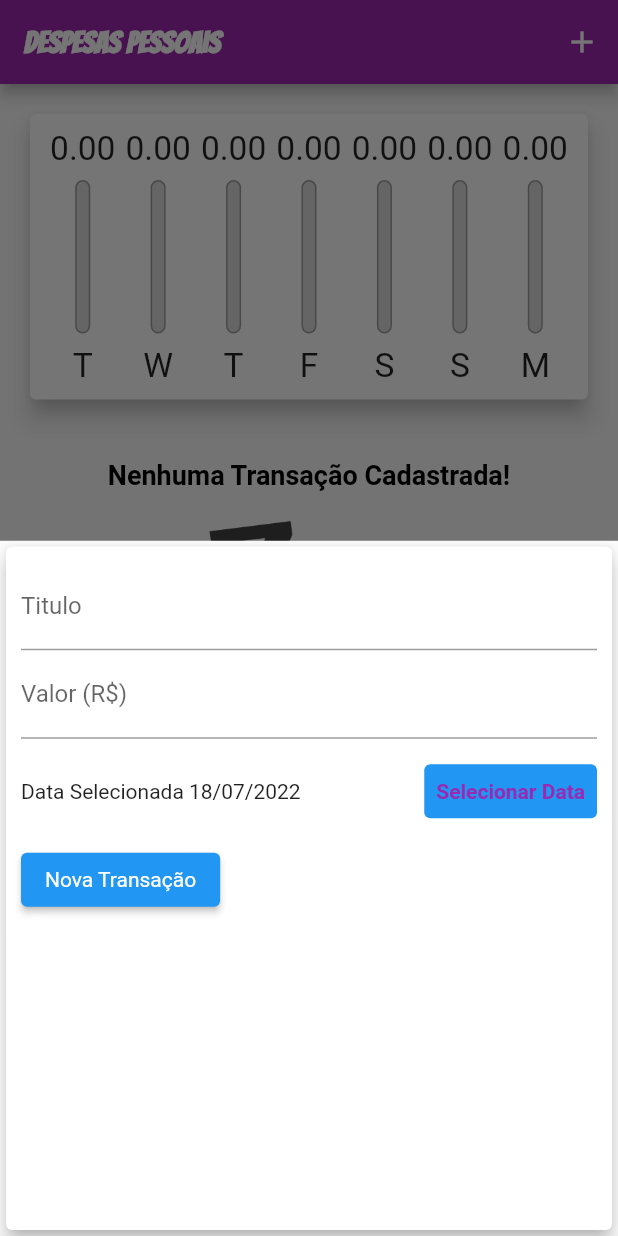
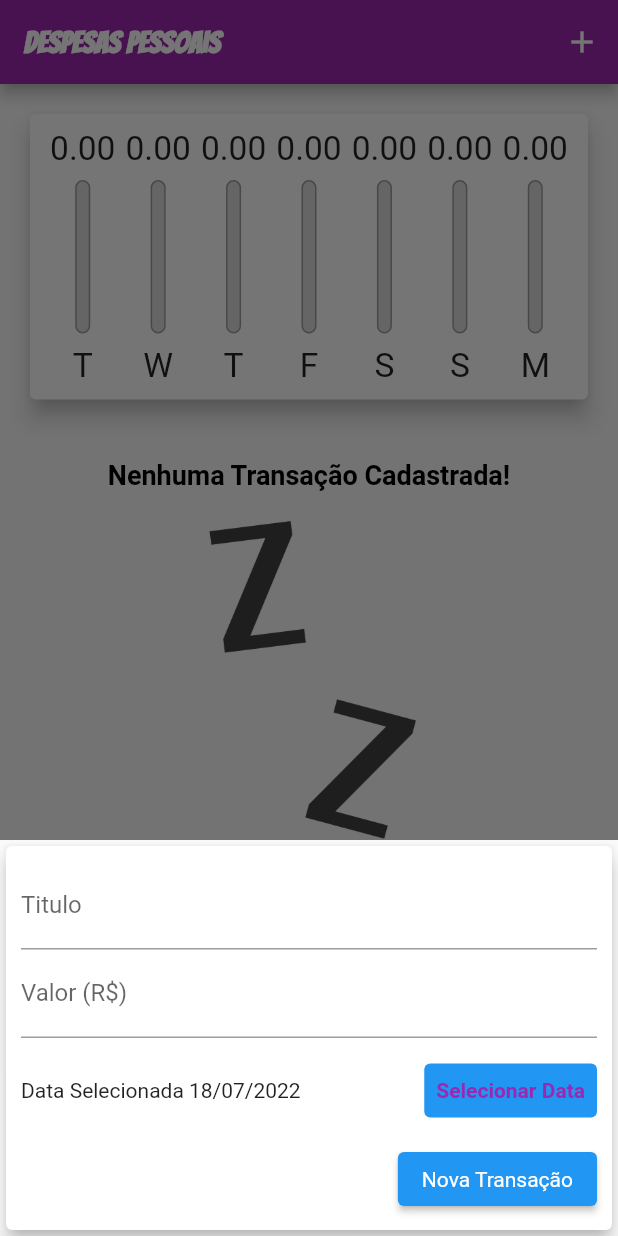
Before and after one commit to LuizRoberto18/ExpensesApp, a Flutter app: the screen it shows after launch, after a tap on the "add" icon, on a phone screen of 412 x 824 dp. Run offline on Flutter 3.47's test engine with Material 2 defaults, Android fonts, the phone set to English and light mode, and no system bars; Roboto replaces fonts that are missing (EduQLDBeginner).

Commit message:
adicionando componentes Elevatedbutton, TextFormField e DatePicker  que se adaptam para IOS e Android

```diff
--- /dev/null
+++ b/lib/components/adaptative/adaptative_button.dart
@@ -0,0 +1,34 @@
+import 'dart:io';
+import 'package:flutter/cupertino.dart';
+import 'package:flutter/material.dart';
+
+class AdaptativeButton extends StatelessWidget {
+  final String label;
+  final Function onPressed;
+
+  AdaptativeButton({
+    Key? key,
+    required this.label,
+    required this.onPressed,
+  }) : super(key: key);
+
+  @override
+  Widget build(BuildContext context) {
+    return Platform.isIOS
+        ? CupertinoButton(
+            onPressed: () => onPressed,
+            padding: EdgeInsets.symmetric(horizontal: 20),
+            color: Theme.of(context).copyWith().primaryColor,
+            child: Text(label),
+          )
+        : ElevatedButton(
+            onPressed: () => onPressed,
+            style: ElevatedButton.styleFrom(
+              primary: Theme.of(context).copyWith().primaryColor,
+              textStyle:
+                  TextStyle(color: Theme.of(context).textTheme.button!.color),
+            ),
+            child: Text(label),
+          );
+  }
+}
--- /dev/null
+++ b/lib/components/adaptative/adaptative_date_picker.dart
@@ -0,0 +1,70 @@
+import 'package:flutter/material.dart';
+import 'package:flutter/cupertino.dart';
+import 'package:intl/intl.dart';
+
+import 'Dart:io';
+
+class AdaptativeDatePicker extends StatelessWidget {
+  final DateTime selectedDate;
+  final Function(DateTime) onDateChanged;
+  AdaptativeDatePicker({
+    Key? key,
+    required this.selectedDate,
+    required this.onDateChanged,
+  }) : super(key: key);
+
+  //criando modal para calendario, podendo setar a data inicial quando abre o calendario, o ano de inicio(anos atras) e ate o "ano futuro"
+  _showDatePicker(BuildContext context) {
+    showDatePicker(
+      context: context,
+      initialDate: DateTime.now(),
+      firstDate: DateTime(2019),
+      lastDate: DateTime.now(),
+    ).then((pickedDate) {
+      if (pickedDate == null) {
+        return;
+      }
+      onDateChanged(pickedDate);
+    });
+  }
+
+  @override
+  Widget build(BuildContext context) {
+    return Platform.isIOS
+        ? Container(
+            height: 180,
+            child: CupertinoDatePicker(
+              mode: CupertinoDatePickerMode.date,
+              initialDateTime: DateTime.now(),
+              minimumDate: DateTime(2019),
+              maximumDate: DateTime.now(),
+              onDateTimeChanged: onDateChanged,
+            ),
+          )
+        : Container(
+            height: 70,
+            child: Row(
+              children: [
+                Expanded(
+                  child: Text(
+                    selectedDate == null
+                        ? "Nenhuma data selecionada!"
+                        : "Data Selecionada ${DateFormat('dd/MM/y').format(selectedDate)}",
+                  ),
+                ),
+                TextButton(
+                  style: ElevatedButton.styleFrom(
+                      primary: Theme.of(context).copyWith().primaryColor),
+                  onPressed: () => _showDatePicker(context),
+                  child: Text(
+                    "Selecionar Data",
+                    style: TextStyle(
+                      fontWeight: FontWeight.bold,
+                    ),
+                  ),
+                ),
+              ],
+            ),
+          );
+  }
+}
--- /dev/null
+++ b/lib/components/adaptative/adaptative_text_field.dart
@@ -0,0 +1,41 @@
+import 'package:flutter/cupertino.dart';
+import 'package:flutter/material.dart';
+import 'Dart:io';
+
+class AdaptativeTextField extends StatelessWidget {
+  final TextEditingController controller;
+  final TextInputType keyboardType;
+  final Function(String) onSubmitted;
+  final String label;
+
+  AdaptativeTextField({
+    Key? key,
+    required this.controller,
+    required this.onSubmitted,
+    required this.label,
+    this.keyboardType = TextInputType.text,
+  }) : super(key: key);
+
+  @override
+  Widget build(BuildContext context) {
+    return Platform.isIOS
+        ? Padding(
+            padding: const EdgeInsets.only(bottom: 10),
+            child: CupertinoTextField(
+              controller: controller,
+              keyboardType: keyboardType,
+              onSubmitted: onSubmitted,
+              placeholder: label,
+              padding: EdgeInsets.symmetric(horizontal: 6, vertical: 12),
+            ),
+          )
+        : TextField(
+            controller: controller,
+            keyboardType: keyboardType,
+            onSubmitted: onSubmitted,
+            decoration: InputDecoration(
+              labelText: label,
+            ),
+          );
+  }
+}
--- a/lib/components/transaction_form.dart
+++ b/lib/components/transaction_form.dart
@@ -1,5 +1,7 @@
 import 'package:flutter/material.dart';
-import 'package:intl/intl.dart';
+import 'adaptative/adaptative_button.dart';
+import 'adaptative/adaptative_text_field.dart';
+import 'adaptative/adaptative_date_picker.dart';
 
 class TransactionForm extends StatefulWidget {
   final void Function(String, double, DateTime) onSubmit;
@@ -27,86 +29,48 @@ class _TransactionFormState extends State<TransactionForm> {
     widget.onSubmit(title, value, _selectedDate);
   }
 
-  //criando modal para calendario, podendo setar a data inicial quando abre o calendario, o ano de inicio(anos atras) e ate o "ano futuro"
-  _showDatePicker() {
-    showDatePicker(
-      context: context,
-      initialDate: DateTime.now(),
-      firstDate: DateTime(2019),
-      lastDate: DateTime.now(),
-    ).then((pickedDate) {
-      if (pickedDate == null) {
-        return;
-      }
-
-      setState(() {
-        _selectedDate = pickedDate;
-      });
-    });
-  }
-
   @override
   Widget build(BuildContext context) {
-    return Card(
+    return SingleChildScrollView(
+      child: Card(
         elevation: 5,
         child: Padding(
-        padding: const EdgeInsets.all(10),
+          padding: EdgeInsets.only(
+            top: 10,
+            left: 10,
+            right: 10,
+            bottom: 10 + MediaQuery.of(context).viewInsets.bottom,
+          ),
           child: Column(children: [
-          TextField(
+            AdaptativeTextField(
               controller: _titleController,
               onSubmitted: (_) => _submitForm(),
-            decoration: InputDecoration(
-              labelText: "Titulo",
+              label: "Titulo",
             ),
-          ),
-          TextField(
+            AdaptativeTextField(
+              label: "Valor (R\$)",
               controller: _valueController,
               keyboardType: TextInputType.numberWithOptions(decimal: true),
               onSubmitted: (_) => _submitForm(),
-            decoration: InputDecoration(
-              labelText: "Valor (R\$)",
             ),
-          ),
-          Container(
-            height: 70,
-            child: Row(
-              children: [
-                Expanded(
-                  child: Text(
-                    _selectedDate == null
-                        ? "Nenhuma data selecionada!"
-                        : "Data Selecionada ${DateFormat('dd/MM/y').format(_selectedDate)}",
-                  ),
-                ),
-                TextButton(
-                  style: ElevatedButton.styleFrom(
-                      primary: Theme.of(context).copyWith().primaryColor),
-                  onPressed: _showDatePicker,
-                  child: Text(
-                    "Selecionar Data",
-                    style: TextStyle(
-                      fontWeight: FontWeight.bold,
-                    ),
-                  ),
-                ),
-              ],
-            ),
+            AdaptativeDatePicker(
+              selectedDate: _selectedDate,
+              onDateChanged: (newDate) {
+                setState(() {
+                  _selectedDate = newDate;
+                });
+              },
             ),
             Row(
+              mainAxisAlignment: MainAxisAlignment.end,
               children: [
-              ElevatedButton(
-                onPressed: _submitForm,
-                style: ElevatedButton.styleFrom(
-                  primary: Theme.of(context).copyWith().primaryColor,
-                  textStyle: TextStyle(
-                      color: Theme.of(context).textTheme.button!.color),
-                ),
-                child: Text("Nova Transação"),
-              ),
+                AdaptativeButton(
+                    label: "Nova Transação", onPressed: _submitForm),
               ],
             ),
           ]),
         ),
+      ),
     );
   }
 }
--- a/lib/components/transaction_list.dart
+++ b/lib/components/transaction_list.dart
@@ -56,11 +56,22 @@ class TransactionList extends StatelessWidget {
                   subtitle: Text(
                     DateFormat('d MMM y').format(tr.date),
                   ),
-                  trailing: IconButton(
-                    onPressed: () => onRemove(tr.id),
-                    color: Theme.of(context).errorColor,
-                    icon: Icon(Icons.delete),
-                  ),
+                  trailing: MediaQuery.of(context).size.width > 480
+                      ? ElevatedButton.icon(
+                          onPressed: () => onRemove(tr.id),
+                          icon: Icon(Icons.delete),
+                          label: Text("Excluir"),
+                          style: ElevatedButton.styleFrom(
+                            textStyle: TextStyle(
+                              color: Theme.of(context).errorColor,
+                            ),
+                          ),
+                        )
+                      : IconButton(
+                          onPressed: () => onRemove(tr.id),
+                          color: Theme.of(context).errorColor,
+                          icon: Icon(Icons.delete),
+                        ),
                 ),
               );
             },
--- a/lib/main.dart
+++ b/lib/main.dart
@@ -1,8 +1,12 @@
+import 'dart:math';
+import 'dart:io';
+
+import 'package:flutter/cupertino.dart';
 import 'package:flutter/material.dart';
-import 'dart:math';
+
+import './components/chart.dart';
 import './components/transaction_form.dart';
 import './components/transaction_list.dart';
-import 'package:expenses/components/chart.dart';
 import 'models/transaction.dart';
 
 main() => runApp(ExpensesApp());
@@ -93,48 +97,62 @@ class _MyHomePageState extends State<MyHomePage> {
     });
   }
 
+  Widget _getIconButton(IconData icon, Function() fm) {
+    return Platform.isIOS
+        ? GestureDetector(onTap: fm, child: Icon(icon))
+        : IconButton(onPressed: fm, icon: Icon(icon));
+  }
+
   @override
   Widget build(BuildContext context) {
-    bool isLandscape =
-        MediaQuery.of(context).orientation == Orientation.landscape;
-    //separando a appBar da Scaffold para saber seu tamanho real
-    final appBar = AppBar(
-      title: Text("Despesas Pessoais"),
-      actions: [
+    final mediaQuery = MediaQuery.of(context);
+    bool isLandscape = mediaQuery.orientation == Orientation.landscape;
+
+    final iconList = Platform.isIOS ? CupertinoIcons.list_bullet : Icons.list;
+    final iconChart = Platform.isIOS
+        ? CupertinoIcons.chart_bar_alt_fill
+        : Icons.add_chart_outlined;
+
+    final actions = <Widget>[
       if (isLandscape)
-          IconButton(
-            onPressed: () {
+        _getIconButton(
+          _showChart ? iconList : iconChart,
+          () {
             setState(() {
               _showChart = !_showChart;
             });
           },
-            icon: Icon(_showChart ? Icons.list : Icons.add_chart_outlined),
         ),
-        IconButton(
-          onPressed: () => _openTransactionFormModal(context),
-          icon: Icon(Icons.add),
+      _getIconButton(
+        Platform.isIOS ? CupertinoIcons.add : Icons.add,
+        () => _openTransactionFormModal(context),
       ),
-      ],
+    ];
+
+    //separando a appBar da Scaffold para saber seu tamanho real
+    final appBar = AppBar(
+      title: Text("Despesas Pessoais"),
+      actions: actions,
     );
     /*MediaQuery vai guardar o tamanho da tela, pegando o tamanho da tela visivel - o tamnho da appBar -
     o padding padrão vai chegar a 100% da tela e será possivel efetivar a responsividade das telas
     */
-    final avaliableHeight = MediaQuery.of(context).size.height -
+    final avaliableHeight = mediaQuery.size.height -
         appBar.preferredSize.height -
-        MediaQuery.of(context).padding.top;
-
-    return Scaffold(
-      appBar: appBar,
-      body: SingleChildScrollView(
+        mediaQuery.padding.top;
+    final bodyPage = SafeArea(
+      child: SingleChildScrollView(
         child: Column(
           crossAxisAlignment: CrossAxisAlignment.stretch,
           children: [
-            /*if (isLandscape)
+            /* if (isLandscape)
                 Row(
                   mainAxisAlignment: MainAxisAlignment.center,
                   children: [
                     Text("Exibir Gráfico"),
-                  Switch(
+                    Switch.adaptive(
+                      activeColor:
+                          Theme.of(context).copyWith().colorScheme.secondary,
                       value: _showChart,
                       onChanged: (value) {
                         setState(() {
@@ -146,22 +164,41 @@ class _MyHomePageState extends State<MyHomePage> {
                 ),*/
             if (_showChart || !isLandscape)
               Container(
-                height: avaliableHeight * (isLandscape ? 0.7 : 0.30),
+                height: avaliableHeight * (isLandscape ? 0.8 : 0.30),
                 child: Chart(_recentTransactions),
               ),
             if (!_showChart || !isLandscape)
               Container(
-                height: avaliableHeight * 0.70,
+                height: avaliableHeight * (isLandscape ? 1 : 0.7),
                 child: TransactionList(_transactions, _deleteTransaction),
               ),
           ],
         ),
       ),
-      floatingActionButton: FloatingActionButton(
+    );
+
+    return Platform.isIOS
+        ? CupertinoPageScaffold(
+            navigationBar: CupertinoNavigationBar(
+              middle: Text("Despesas Pessoais"),
+              trailing: Row(
+                mainAxisSize: MainAxisSize.min,
+                children: actions,
+              ),
+            ),
+            child: bodyPage,
+          )
+        : Scaffold(
+            appBar: appBar,
+            body: bodyPage,
+            floatingActionButton: Platform.isIOS
+                ? Container()
+                : FloatingActionButton(
                     onPressed: () => _openTransactionFormModal(context),
                     child: Icon(Icons.add),
                   ),
-      floatingActionButtonLocation: FloatingActionButtonLocation.centerFloat,
+            floatingActionButtonLocation:
+                FloatingActionButtonLocation.centerFloat,
           );
   }
 }
```
Lines whose indentation alone changed are shown as unchanged.
